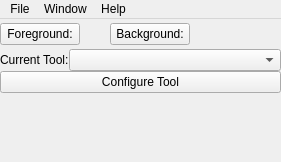
skitzycat/beedraw, file designer/BeeMasterUI.ui: the form before one commit.
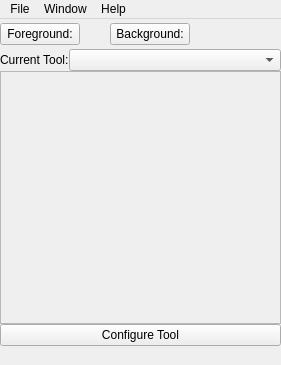
The form after the commit.

Commit message: started adding color swatch palette to main window, now replacing widget in drawing window in more intelligent fashon

```diff
--- a/designer/BeeMasterUI.ui
+++ b/designer/BeeMasterUI.ui
@@ -12,7 +12,7 @@
     <x>0</x>
     <y>0</y>
     <width>281</width>
-    <height>162</height>
+    <height>365</height>
    </rect>
   </property>
   <property name="sizePolicy" >
@@ -137,6 +137,22 @@
       </item>
      </layout>
     </item>
+    <item>
+     <widget class="QFrame" name="swatch_frame" >
+      <property name="sizePolicy" >
+       <sizepolicy vsizetype="MinimumExpanding" hsizetype="MinimumExpanding" >
+        <horstretch>0</horstretch>
+        <verstretch>0</verstretch>
+       </sizepolicy>
+      </property>
+      <property name="frameShape" >
+       <enum>QFrame::StyledPanel</enum>
+      </property>
+      <property name="frameShadow" >
+       <enum>QFrame::Raised</enum>
+      </property>
+     </widget>
+    </item>
     <item>
      <widget class="QPushButton" name="tooloptionsbutton" >
       <property name="text" >
@@ -144,22 +160,6 @@
       </property>
      </widget>
     </item>
-    <item>
-     <spacer>
-      <property name="orientation" >
-       <enum>Qt::Vertical</enum>
-      </property>
-      <property name="sizeType" >
-       <enum>QSizePolicy::Expanding</enum>
-      </property>
-      <property name="sizeHint" >
-       <size>
-        <width>0</width>
-        <height>0</height>
-       </size>
-      </property>
-     </spacer>
-    </item>
    </layout>
   </widget>
   <widget class="QMenuBar" name="menubar" >
```
The commit also changes 5 other files.
